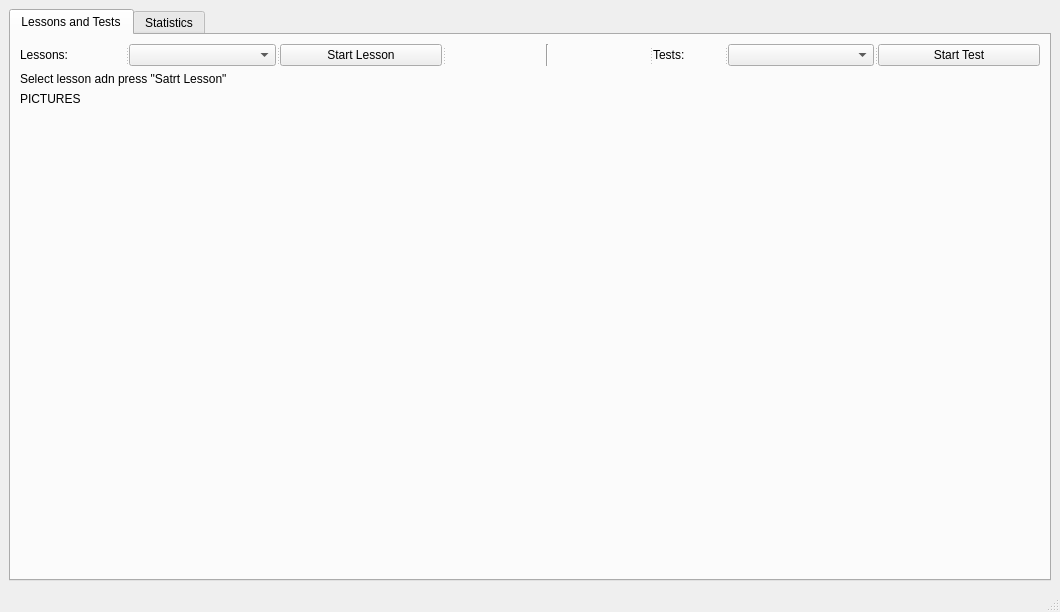
Old version of the form assignments/touch_type_workout/ui/ui_main.ui in the repository kiryha/ECE554.
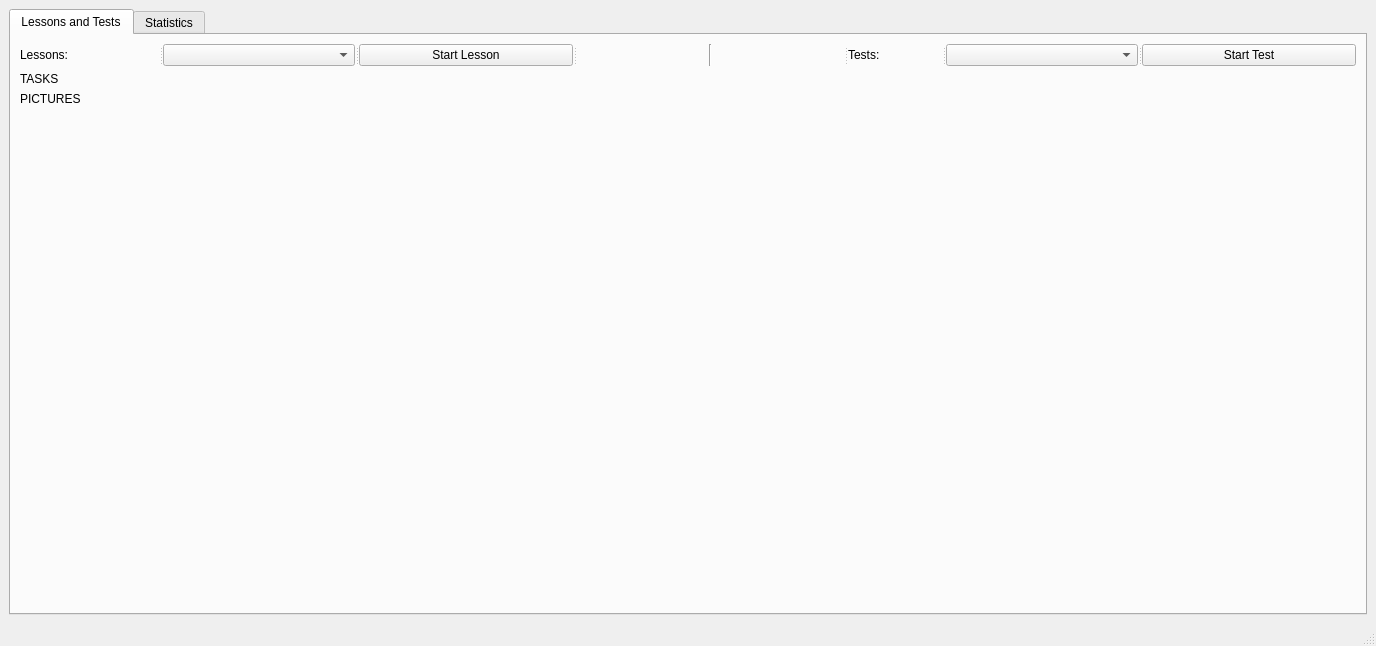
New version of the form.

```diff
--- a/assignments/touch_type_workout/ui/ui_main.ui
+++ b/assignments/touch_type_workout/ui/ui_main.ui
@@ -6,8 +6,8 @@
    <rect>
     <x>0</x>
     <y>0</y>
-    <width>1060</width>
-    <height>612</height>
+    <width>1376</width>
+    <height>646</height>
    </rect>
   </property>
   <property name="windowTitle">
@@ -62,7 +62,7 @@
         <item>
          <widget class="QLabel" name="labTasks">
           <property name="text">
-           <string>Select lesson adn press &quot;Satrt Lesson&quot;</string>
+           <string>TASKS</string>
           </property>
          </widget>
         </item>
```
Left out of the diff: 2 changed lines with no effect on the pictures.
